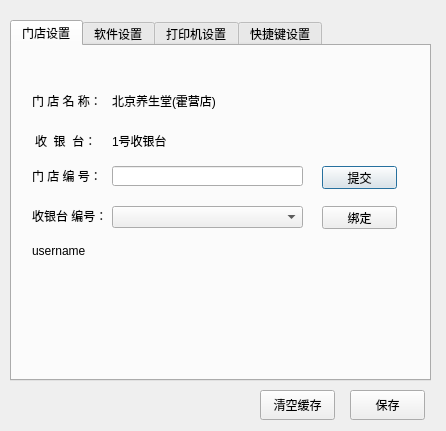
Qt form bbqshop/MainDlg/maindlg.ui (qinan2014/bbqshop) before a commit.
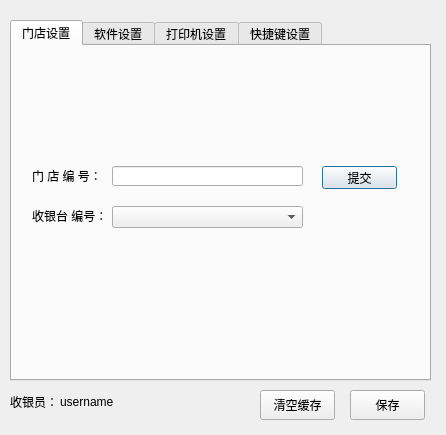
The same form after that commit. The open tabs and pages were chosen to show the change.

Commit message: 软件设置页面

```diff
--- a/bbqshop/MainDlg/maindlg.ui
+++ b/bbqshop/MainDlg/maindlg.ui
@@ -7,7 +7,7 @@
     <x>0</x>
     <y>0</y>
     <width>446</width>
-    <height>431</height>
+    <height>435</height>
    </rect>
   </property>
   <property name="windowTitle">
@@ -107,120 +107,6 @@
        </rect>
       </property>
      </widget>
-     <widget class="QPushButton" name="btnBind">
-      <property name="geometry">
-       <rect>
-        <x>290</x>
-        <y>0</y>
-        <width>75</width>
-        <height>23</height>
-       </rect>
-      </property>
-      <property name="text">
-       <string>绑定</string>
-      </property>
-     </widget>
-    </widget>
-    <widget class="QWidget" name="shopHeadWidget" native="true">
-     <property name="geometry">
-      <rect>
-       <x>20</x>
-       <y>40</y>
-       <width>381</width>
-       <height>30</height>
-      </rect>
-     </property>
-     <widget class="QLabel" name="label">
-      <property name="geometry">
-       <rect>
-        <x>0</x>
-        <y>0</y>
-        <width>71</width>
-        <height>30</height>
-       </rect>
-      </property>
-      <property name="text">
-       <string>门 店 名 称：</string>
-      </property>
-     </widget>
-     <widget class="QLabel" name="shopNameTxt">
-      <property name="geometry">
-       <rect>
-        <x>80</x>
-        <y>0</y>
-        <width>211</width>
-        <height>30</height>
-       </rect>
-      </property>
-      <property name="text">
-       <string>北京养生堂(霍营店)</string>
-      </property>
-     </widget>
-     <widget class="QLabel" name="labBindTip">
-      <property name="geometry">
-       <rect>
-        <x>320</x>
-        <y>6</y>
-        <width>41</width>
-        <height>20</height>
-       </rect>
-      </property>
-      <property name="styleSheet">
-       <string notr="true">color: rgb(255, 60, 12);</string>
-      </property>
-      <property name="text">
-       <string/>
-      </property>
-     </widget>
-    </widget>
-    <widget class="QLabel" name="labName">
-     <property name="geometry">
-      <rect>
-       <x>20</x>
-       <y>190</y>
-       <width>151</width>
-       <height>30</height>
-      </rect>
-     </property>
-     <property name="text">
-      <string>username</string>
-     </property>
-    </widget>
-    <widget class="QWidget" name="shopHeadWidget_2" native="true">
-     <property name="geometry">
-      <rect>
-       <x>20</x>
-       <y>80</y>
-       <width>381</width>
-       <height>30</height>
-      </rect>
-     </property>
-     <widget class="QLabel" name="label_10">
-      <property name="geometry">
-       <rect>
-        <x>3</x>
-        <y>0</y>
-        <width>71</width>
-        <height>30</height>
-       </rect>
-      </property>
-      <property name="text">
-       <string>收  银  台：</string>
-      </property>
-     </widget>
-     <widget class="QLabel" name="cashNoTxt">
-      <property name="geometry">
-       <rect>
-        <x>80</x>
-        <y>0</y>
-        <width>281</width>
-        <height>30</height>
-       </rect>
-      </property>
-      <property name="text">
-       <string>1号收银台</string>
-      </property>
-     </widget>
     </widget>
    </widget>
    <widget class="QWidget" name="widSoft">
@@ -530,6 +416,107 @@
       </property>
      </widget>
     </widget>
+    <widget class="QGroupBox" name="groupBox_2">
+     <property name="geometry">
+      <rect>
+       <x>10</x>
+       <y>10</y>
+       <width>391</width>
+       <height>80</height>
+      </rect>
+     </property>
+     <property name="title">
+      <string>商户绑定</string>
+     </property>
+     <widget class="QWidget" name="shopHeadWidget" native="true">
+      <property name="geometry">
+       <rect>
+        <x>30</x>
+        <y>15</y>
+        <width>271</width>
+        <height>30</height>
+       </rect>
+      </property>
+      <widget class="QLabel" name="label">
+       <property name="geometry">
+        <rect>
+         <x>0</x>
+         <y>0</y>
+         <width>61</width>
+         <height>30</height>
+        </rect>
+       </property>
+       <property name="text">
+        <string>门店名称：</string>
+       </property>
+      </widget>
+      <widget class="QLabel" name="shopNameTxt">
+       <property name="geometry">
+        <rect>
+         <x>60</x>
+         <y>0</y>
+         <width>211</width>
+         <height>30</height>
+        </rect>
+       </property>
+       <property name="text">
+        <string>北京养生堂(霍营店)</string>
+       </property>
+      </widget>
+     </widget>
+     <widget class="QPushButton" name="btnBind">
+      <property name="geometry">
+       <rect>
+        <x>310</x>
+        <y>30</y>
+        <width>75</width>
+        <height>31</height>
+       </rect>
+      </property>
+      <property name="text">
+       <string>绑定</string>
+      </property>
+     </widget>
+    </widget>
+    <widget class="QWidget" name="shopHeadWidget_2" native="true">
+     <property name="geometry">
+      <rect>
+       <x>40</x>
+       <y>55</y>
+       <width>271</width>
+       <height>30</height>
+      </rect>
+     </property>
+     <widget class="QLabel" name="label_10">
+      <property name="geometry">
+       <rect>
+        <x>0</x>
+        <y>0</y>
+        <width>61</width>
+        <height>30</height>
+       </rect>
+      </property>
+      <property name="text">
+       <string>收银台：</string>
+      </property>
+      <property name="alignment">
+       <set>Qt::AlignRight|Qt::AlignTrailing|Qt::AlignVCenter</set>
+      </property>
+     </widget>
+     <widget class="QLabel" name="cashNoTxt">
+      <property name="geometry">
+       <rect>
+        <x>60</x>
+        <y>0</y>
+        <width>211</width>
+        <height>30</height>
+       </rect>
+      </property>
+      <property name="text">
+       <string>1号收银台</string>
+      </property>
+     </widget>
+    </widget>
    </widget>
    <widget class="QWidget" name="tab">
     <attribute name="title">
@@ -905,6 +892,32 @@
     </property>
    </widget>
   </widget>
+  <widget class="QLabel" name="labName">
+   <property name="geometry">
+    <rect>
+     <x>60</x>
+     <y>387</y>
+     <width>151</width>
+     <height>30</height>
+    </rect>
+   </property>
+   <property name="text">
+    <string>username</string>
+   </property>
+  </widget>
+  <widget class="QLabel" name="label_11">
+   <property name="geometry">
+    <rect>
+     <x>10</x>
+     <y>387</y>
+     <width>51</width>
+     <height>30</height>
+    </rect>
+   </property>
+   <property name="text">
+    <string>收银员：</string>
+   </property>
+  </widget>
  </widget>
  <layoutdefault spacing="6" margin="11"/>
  <resources>
```
The commit also changes 1 other file.
